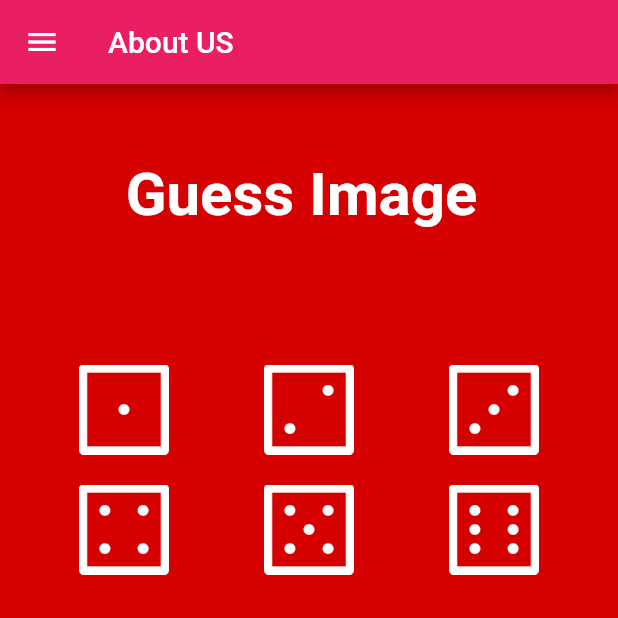
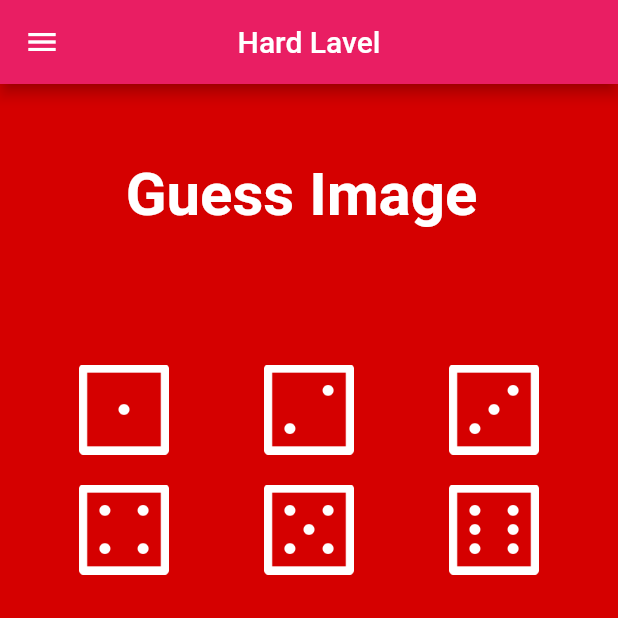
Before and after one commit to gohardhuddi/Sp17_BCS_019, a Flutter app: the guss screen opened directly, on a phone screen of 412 x 824 dp, the top half of it. Run offline on Flutter 3.47's test engine with Material 2 defaults, Android fonts, the phone set to English and light mode, and no system bars.

Commit message:
UI improvement

```diff
--- a/lib/hard.dart
+++ b/lib/hard.dart
@@ -20,6 +20,7 @@ class _hardState extends State<hard> {
     return Scaffold(
       appBar: AppBar(
         title: Text("Hard Level"),
+        centerTitle: true,
       ),
       drawer: Drawer(
         child: MainDrawer(),
--- a/lib/options_guss.dart
+++ b/lib/options_guss.dart
@@ -24,7 +24,8 @@ class _gussState extends State<guss> {
   Widget build(BuildContext context) {
     return Scaffold(
       appBar: AppBar(
-        title: Text("About US"),
+        title: Text("Hard Lavel"),
+        centerTitle: true,
       ),
       drawer: Drawer(
         child: MainDrawer(),
--- a/lib/simplemode.dart
+++ b/lib/simplemode.dart
@@ -178,7 +178,8 @@ class _DicepageState extends State<Dicepage> {
               SizedBox(
                 height: 30.0,
               ),
-              Row(
+              Expanded(
+                child: Row(
                   mainAxisAlignment: MainAxisAlignment.spaceAround,
                   children: <Widget>[
                     Image.asset(
@@ -192,6 +193,7 @@ class _DicepageState extends State<Dicepage> {
                       width: 150,
                     ),
                   ],
+                ),
               ),
               Container(
                 width: 300.0,
```
Lines whose indentation alone changed are shown as unchanged.
